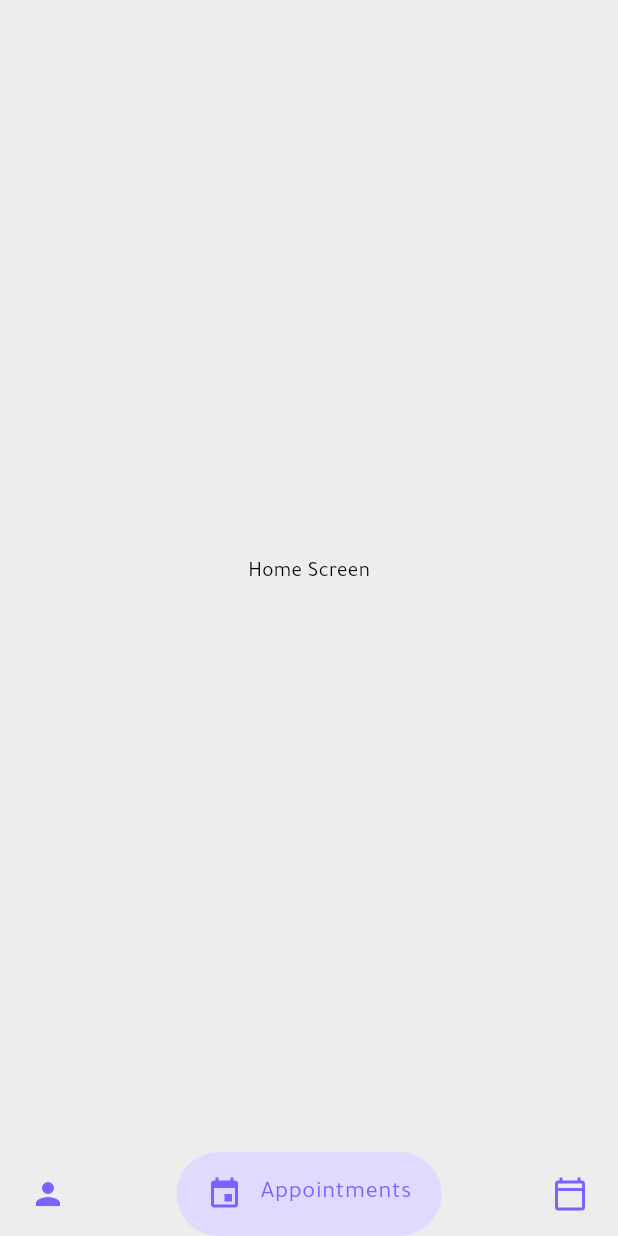
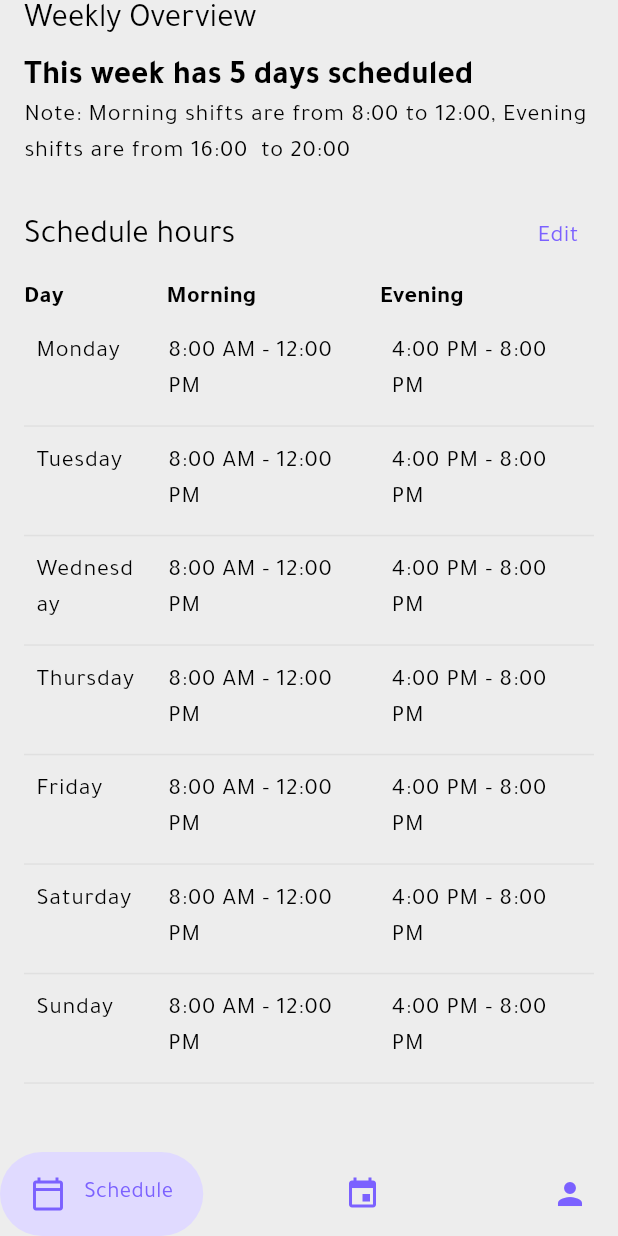
Before and after one commit to abdelrahman3003/tabibak-for-clinic, a Flutter app: the LayoutScreen screen opened by its route, on a phone screen of 412 x 824 dp. Run offline on Flutter 3.47's test engine with Material 3 defaults, Android fonts, the phone set to English and light mode, and no system bars; drawn by our look-alikes of google_nav_bar; our stand-ins replace bloc, dartz, dio, equatable, flutter_bloc, flutter_dotenv and 13 more; accounts and stored records are empty.

Commit message:
create schedule hours for clinic only design

```diff
--- a/lib/core/constatnt/app_string.dart
+++ b/lib/core/constatnt/app_string.dart
@@ -70,4 +70,16 @@ class AppString {
   static const String takePhoto = "Take photo";
   static const String gallery = "Gallery";
   static const String camera = "Camera";
+
+  // schedule
+  static const String weeklyOverview = "Weekly Overview";
+  static String weeklyDays(int daysCount) =>
+      "This week has $daysCount days scheduled";
+  static String weeklyShiftHours(String startMorning, String endMorning,
+          String startEvening, String endEvening) =>
+      "Note: Morning shifts are from $startMorning to $endMorning, Evening shifts are from $startEvening to $endEvening";
+  static const scheduleHours = "Schedule hours";
+  static const day = "Day";
+  static const morning = "Morning";
+  static const evening = "Evening";
 }
--- /dev/null
+++ b/lib/feature/schedule/schedule_edit_screen.dart
@@ -0,0 +1,192 @@
+import 'package:flutter/material.dart';
+
+import '../../core/theme/app_colors.dart';
+
+class ScheduleEditScreen extends StatefulWidget {
+  const ScheduleEditScreen({super.key});
+
+  @override
+  State<ScheduleEditScreen> createState() => _ScheduleScreenState();
+}
+
+class Shift {
+  String name;
+  TimeOfDay start;
+  TimeOfDay end;
+  bool enabled;
+
+  Shift({
+    required this.name,
+    required this.start,
+    required this.end,
+    this.enabled = true,
+  });
+}
+
+class DaySchedule {
+  String day;
+  Shift morning;
+  Shift evening;
+  bool active;
+
+  DaySchedule({
+    required this.day,
+    required this.morning,
+    required this.evening,
+    this.active = true,
+  });
+}
+
+class _ScheduleScreenState extends State<ScheduleEditScreen> {
+  List<DaySchedule> weekSchedule = [];
+
+  @override
+  void initState() {
+    super.initState();
+
+    final days = [
+      "Monday",
+      "Tuesday",
+      "Wednesday",
+      "Thursday",
+      "Friday",
+      "Saturday",
+      "Sunday"
+    ];
+
+    weekSchedule = days
+        .map((day) => DaySchedule(
+              day: day,
+              morning: Shift(
+                  name: "Morning",
+                  start: TimeOfDay(hour: 8, minute: 0),
+                  end: TimeOfDay(hour: 12, minute: 0)),
+              evening: Shift(
+                  name: "Evening",
+                  start: TimeOfDay(hour: 16, minute: 0),
+                  end: TimeOfDay(hour: 20, minute: 0)),
+            ))
+        .toList();
+  }
+
+  Future<void> pickTime(Shift shift, bool isStart) async {
+    final picked = await showTimePicker(
+      context: context,
+      initialTime: isStart ? shift.start : shift.end,
+    );
+    if (picked != null) {
+      setState(() {
+        if (isStart)
+          shift.start = picked;
+        else
+          shift.end = picked;
+      });
+    }
+  }
+
+  Widget buildShiftWidget(Shift shift) {
+    return Padding(
+      padding: const EdgeInsets.symmetric(vertical: 4),
+      child: GestureDetector(
+        onTap: () async {
+          if (!shift.enabled) return;
+          await pickTime(shift, true);
+        },
+        onLongPress: () async {
+          if (!shift.enabled) return;
+          await pickTime(shift, false);
+        },
+        child: Container(
+          decoration: BoxDecoration(
+            color: shift.enabled
+                ? AppColors.primary.withOpacity(0.15)
+                : Colors.grey.withOpacity(0.2),
+            borderRadius: BorderRadius.circular(8),
+          ),
+          padding: const EdgeInsets.symmetric(horizontal: 12, vertical: 8),
+          child: Row(
+            mainAxisAlignment: MainAxisAlignment.spaceBetween,
+            children: [
+              Text(shift.name,
+                  style: TextStyle(
+                      fontWeight: FontWeight.w600,
+                      color: shift.enabled ? AppColors.primary : Colors.grey)),
+              Row(
+                children: [
+                  Text(
+                      "${shift.start.format(context)} - ${shift.end.format(context)}",
+                      style: TextStyle(
+                          color:
+                              shift.enabled ? AppColors.primary : Colors.grey)),
+                  const SizedBox(width: 12),
+                  Switch(
+                    value: shift.enabled,
+                    onChanged: (val) {
+                      setState(() {
+                        shift.enabled = val;
+                      });
+                    },
+                    activeColor: AppColors.primary,
+                  ),
+                ],
+              ),
+            ],
+          ),
+        ),
+      ),
+    );
+  }
+
+  @override
+  Widget build(BuildContext context) {
+    return Scaffold(
+      body: ListView.builder(
+        padding: const EdgeInsets.all(16),
+        itemCount: weekSchedule.length,
+        itemBuilder: (context, index) {
+          final daySchedule = weekSchedule[index];
+          return Card(
+            margin: const EdgeInsets.symmetric(vertical: 8),
+            shape:
+                RoundedRectangleBorder(borderRadius: BorderRadius.circular(12)),
+            elevation: 3,
+            child: Padding(
+              padding: const EdgeInsets.all(12.0),
+              child: Column(
+                crossAxisAlignment: CrossAxisAlignment.start,
+                children: [
+                  // اسم اليوم مع مفتاح التفعيل
+                  Row(
+                    mainAxisAlignment: MainAxisAlignment.spaceBetween,
+                    children: [
+                      Text(daySchedule.day,
+                          style: const TextStyle(
+                              fontSize: 18, fontWeight: FontWeight.bold)),
+                      Switch(
+                        value: daySchedule.active,
+                        onChanged: (val) {
+                          setState(() {
+                            daySchedule.active = val;
+                            daySchedule.morning.enabled = val;
+                            daySchedule.evening.enabled = val;
+                          });
+                        },
+                        activeColor: AppColors.primary,
+                      )
+                    ],
+                  ),
+                  const SizedBox(height: 8),
+                  // هنا نعرض الـ Shifts فقط إذا كان اليوم مفعل
+                  if (daySchedule.active) ...[
+                    buildShiftWidget(daySchedule.morning),
+                    buildShiftWidget(daySchedule.evening),
+                  ]
+                ],
+              ),
+            ),
+          );
+        },
+      ),
+    );
+  }
+}
--- /dev/null
+++ b/lib/feature/schedule/schedule_screen.dart
@@ -0,0 +1,143 @@
+import 'package:flutter/material.dart';
+import 'package:flutter_screenutil/flutter_screenutil.dart';
+import 'package:tabibak_for_clinic/core/constatnt/app_string.dart';
+import 'package:tabibak_for_clinic/core/extenstion/spacing.dart';
+import 'package:tabibak_for_clinic/core/theme/app_colors.dart';
+import 'package:tabibak_for_clinic/feature/schedule/widget/schedule_screen/schedule_hours_list/schedule_hours_list.dart';
+import 'package:tabibak_for_clinic/feature/schedule/widget/schedule_screen/title_text.dart';
+
+import 'schedule_edit_screen.dart';
+
+class ScheduleScreen extends StatelessWidget {
+  const ScheduleScreen({super.key});
+
+  @override
+  Widget build(BuildContext context) {
+    return Scaffold(
+      body: Padding(
+        padding: const EdgeInsets.symmetric(horizontal: 16),
+        child: Column(
+          crossAxisAlignment: CrossAxisAlignment.start,
+          children: [
+            const TitleText(title: AppString.weeklyOverview),
+            10.hBox,
+            _buildSectionHeader(context),
+            20.hBox,
+            _buildHoursHeader(context),
+            5.hBox,
+            _buildScheduleHeader(context),
+            const Expanded(child: ScheduleHoursList()),
+          ],
+        ),
+      ),
+    );
+  }
+
+  Row _buildHoursHeader(BuildContext context) {
+    return Row(
+      children: [
+        const Expanded(child: TitleText(title: AppString.scheduleHours)),
+        IconButton(
+            onPressed: () {},
+            icon: Text(
+              "Edit",
+              style: Theme.of(context)
+                  .textTheme
+                  .titleMedium
+                  ?.copyWith(color: AppColors.primary),
+            ))
+      ],
+    );
+  }
+
+  Widget buildRow(BuildContext context, DaySchedule day) {
+    return Container(
+      padding: const EdgeInsets.symmetric(vertical: 12, horizontal: 8),
+      decoration: BoxDecoration(
+        border: Border(
+          bottom: BorderSide(color: Colors.grey.shade300, width: 1),
+        ),
+      ),
+      child: Row(
+        crossAxisAlignment: CrossAxisAlignment.start,
+        children: [
+          SizedBox(
+              width: 60.w,
+              child:
+                  Text(day.day, style: Theme.of(context).textTheme.bodyLarge)),
+          20.wBox,
+          Expanded(
+            child: Row(
+              mainAxisAlignment: MainAxisAlignment.start,
+              children: [
+                Expanded(
+                  child: Text(
+                      "${day.morning.start.format(context)} - ${day.morning.end.format(context)}",
+                      style: Theme.of(context).textTheme.bodyLarge),
+                ),
+                20.wBox,
+                Expanded(
+                  child: Text(
+                    "${day.evening.start.format(context)} - ${day.evening.end.format(context)}",
+                    style: Theme.of(context).textTheme.bodyLarge,
+                    overflow: TextOverflow.clip,
+                  ),
+                ),
+              ],
+            ),
+          ),
+        ],
+      ),
+    );
+  }
+
+  Widget _buildScheduleHeader(BuildContext context) {
+    return Row(
+      children: [
+        Expanded(
+          flex: 2,
+          child: Text(AppString.day,
+              style: Theme.of(context)
+                  .textTheme
+                  .titleMedium
+                  ?.copyWith(fontWeight: FontWeight.w600)),
+        ),
+        Expanded(
+          flex: 3,
+          child: Text(AppString.morning,
+              style: Theme.of(context)
+                  .textTheme
+                  .titleMedium
+                  ?.copyWith(fontWeight: FontWeight.w600)),
+        ),
+        Expanded(
+          flex: 3,
+          child: Text(AppString.evening,
+              style: Theme.of(context)
+                  .textTheme
+                  .titleMedium
+                  ?.copyWith(fontWeight: FontWeight.w600)),
+        ),
+      ],
+    );
+  }
+
+  Widget _buildSectionHeader(BuildContext context) {
+    return Column(
+      crossAxisAlignment: CrossAxisAlignment.start,
+      children: [
+        Text(
+          AppString.weeklyDays(5),
+          style: Theme.of(context)
+              .textTheme
+              .titleLarge
+              ?.copyWith(fontWeight: FontWeight.w600),
+        ),
+        Text(
+          AppString.weeklyShiftHours("8:00", "12:00", "16:00 ", "20:00"),
+          style: Theme.of(context).textTheme.bodyLarge,
+        ),
+      ],
+    );
+  }
+}
--- /dev/null
+++ b/lib/feature/schedule/widget/schedule_screen/schedule_hours_list/schedule_hours_item.dart
@@ -0,0 +1,52 @@
+import 'package:flutter/material.dart';
+import 'package:flutter_screenutil/flutter_screenutil.dart';
+import 'package:tabibak_for_clinic/core/extenstion/spacing.dart';
+
+import '../../../schedule_edit_screen.dart';
+
+class ScheduleHoursItem extends StatelessWidget {
+  const ScheduleHoursItem({super.key, required this.day});
+  final DaySchedule day;
+
+  @override
+  Widget build(BuildContext context) {
+    return Container(
+      padding: const EdgeInsets.symmetric(vertical: 12, horizontal: 8),
+      decoration: BoxDecoration(
+        border: Border(
+          bottom: BorderSide(color: Colors.grey.shade300, width: 1),
+        ),
+      ),
+      child: Row(
+        crossAxisAlignment: CrossAxisAlignment.start,
+        children: [
+          SizedBox(
+              width: 60.w,
+              child:
+                  Text(day.day, style: Theme.of(context).textTheme.bodyLarge)),
+          20.wBox,
+          Expanded(
+            child: Row(
+              mainAxisAlignment: MainAxisAlignment.start,
+              children: [
+                Expanded(
+                  child: Text(
+                      "${day.morning.start.format(context)} - ${day.morning.end.format(context)}",
+                      style: Theme.of(context).textTheme.bodyLarge),
+                ),
+                20.wBox,
+                Expanded(
+                  child: Text(
+                    "${day.evening.start.format(context)} - ${day.evening.end.format(context)}",
+                    style: Theme.of(context).textTheme.bodyLarge,
+                    overflow: TextOverflow.clip,
+                  ),
+                ),
+              ],
+            ),
+          ),
+        ],
+      ),
+    );
+  }
+}
--- /dev/null
+++ b/lib/feature/schedule/widget/schedule_screen/schedule_hours_list/schedule_hours_list.dart
@@ -0,0 +1,113 @@
+import 'package:flutter/material.dart';
+import 'package:tabibak_for_clinic/feature/schedule/widget/schedule_screen/schedule_hours_list/schedule_hours_item.dart';
+
+import '../../../schedule_edit_screen.dart';
+
+class ScheduleHoursList extends StatelessWidget {
+  const ScheduleHoursList({super.key});
+  // final List<DaySchedule> scheduleHoursItemList;
+  @override
+  Widget build(BuildContext context) {
+    final List<DaySchedule> scheduleHoursItemList = [
+      DaySchedule(
+        day: "Monday",
+        morning: Shift(
+          name: "Morning",
+          start: TimeOfDay(hour: 8, minute: 0),
+          end: TimeOfDay(hour: 12, minute: 0),
+        ),
+        evening: Shift(
+          name: "Evening",
+          start: TimeOfDay(hour: 16, minute: 0),
+          end: TimeOfDay(hour: 20, minute: 0),
+        ),
+      ),
+      DaySchedule(
+        day: "Tuesday",
+        morning: Shift(
+          name: "Morning",
+          start: TimeOfDay(hour: 8, minute: 0),
+          end: TimeOfDay(hour: 12, minute: 0),
+        ),
+        evening: Shift(
+          name: "Evening",
+          start: TimeOfDay(hour: 16, minute: 0),
+          end: TimeOfDay(hour: 20, minute: 0),
+        ),
+      ),
+      DaySchedule(
+        day: "Wednesday",
+        morning: Shift(
+          name: "Morning",
+          start: TimeOfDay(hour: 8, minute: 0),
+          end: TimeOfDay(hour: 12, minute: 0),
+        ),
+        evening: Shift(
+          name: "Evening",
+          start: TimeOfDay(hour: 16, minute: 0),
+          end: TimeOfDay(hour: 20, minute: 0),
+        ),
+      ),
+      DaySchedule(
+        day: "Thursday",
+        morning: Shift(
+          name: "Morning",
+          start: TimeOfDay(hour: 8, minute: 0),
+          end: TimeOfDay(hour: 12, minute: 0),
+        ),
+        evening: Shift(
+          name: "Evening",
+          start: TimeOfDay(hour: 16, minute: 0),
+          end: TimeOfDay(hour: 20, minute: 0),
+        ),
+      ),
+      DaySchedule(
+        day: "Friday",
+        morning: Shift(
+          name: "Morning",
+          start: TimeOfDay(hour: 8, minute: 0),
+          end: TimeOfDay(hour: 12, minute: 0),
+        ),
+        evening: Shift(
+          name: "Evening",
+          start: TimeOfDay(hour: 16, minute: 0),
+          end: TimeOfDay(hour: 20, minute: 0),
+        ),
+      ),
+      DaySchedule(
+        day: "Saturday",
+        morning: Shift(
+          name: "Morning",
+          start: TimeOfDay(hour: 8, minute: 0),
+          end: TimeOfDay(hour: 12, minute: 0),
+        ),
+        evening: Shift(
+          name: "Evening",
+          start: TimeOfDay(hour: 16, minute: 0),
+          end: TimeOfDay(hour: 20, minute: 0),
+        ),
+      ),
+      DaySchedule(
+        day: "Sunday",
+        morning: Shift(
+          name: "Morning",
+          start: TimeOfDay(hour: 8, minute: 0),
+          end: TimeOfDay(hour: 12, minute: 0),
+        ),
+        evening: Shift(
+          name: "Evening",
+          start: TimeOfDay(hour: 16, minute: 0),
+          end: TimeOfDay(hour: 20, minute: 0),
+        ),
+      ),
+    ];
+
+    return ListView.builder(
+      itemCount: scheduleHoursItemList.length,
+      itemBuilder: (context, index) {
+        final day = scheduleHoursItemList[index];
+        return ScheduleHoursItem(day: day);
+      },
+    );
+  }
+}
--- /dev/null
+++ b/lib/feature/schedule/widget/schedule_screen/title_text.dart
@@ -0,0 +1,10 @@
+import 'package:flutter/material.dart';
+
+class TitleText extends StatelessWidget {
+  const TitleText({super.key, required this.title});
+  final String title;
+  @override
+  Widget build(BuildContext context) {
+    return Text(title, style: Theme.of(context).textTheme.titleLarge);
+  }
+}
--- a/lib/layout_screen.dart
+++ b/lib/layout_screen.dart
@@ -1,49 +1,78 @@
 import 'package:flutter/material.dart';
+import 'package:flutter_screenutil/flutter_screenutil.dart';
 import 'package:google_nav_bar/google_nav_bar.dart';
 
 import 'core/theme/app_colors.dart';
+import 'feature/schedule/schedule_screen.dart';
 
-class LayoutScreen extends StatelessWidget {
+class LayoutScreen extends StatefulWidget {
   const LayoutScreen({super.key});
 
   @override
+  State<LayoutScreen> createState() => _LayoutScreenState();
+}
+
+class _LayoutScreenState extends State<LayoutScreen> {
+  int _selectedIndex = 0;
+
+  late final List<Widget> _screens;
+  late final List<GButton> _tabs;
+
+  @override
+  void initState() {
+    super.initState();
+
+    _screens = [
+      ScheduleScreen(),
+      const Center(child: Text("Appointments Screen")),
+      const Center(child: Text("Profile Screen")),
+    ];
+
+    _tabs = [
+      GButton(
+        icon: Icons.calendar_today_outlined,
+        text: "Schedule",
+        textStyle: _tabTextStyle(),
+      ),
+      GButton(
+        icon: Icons.event,
+        text: "Appointments",
+        textStyle: _tabTextStyle(),
+      ),
+      GButton(
+        icon: Icons.person,
+        text: "Profile",
+        textStyle: _tabTextStyle(),
+      ),
+    ];
+  }
+
+  TextStyle _tabTextStyle() {
+    return TextStyle(
+        fontWeight: FontWeight.w500, color: AppColors.primary, fontSize: 15.sp);
+  }
+
+  @override
   Widget build(BuildContext context) {
-    final textStyle = Theme.of(context)
-        .textTheme
-        .bodyLarge
-        ?.copyWith(fontWeight: FontWeight.w500, color: AppColors.primary);
     return Scaffold(
       body: SafeArea(
         child: Column(
           children: [
-            const Expanded(
-              child: Center(child: Text("Home Screen")),
-            ),
+            Expanded(child: _screens[_selectedIndex]),
             GNav(
               gap: 12,
               activeColor: AppColors.primary,
               color: AppColors.primary,
               tabBackgroundColor: AppColors.second,
-              selectedIndex: 1,
-              onTabChange: (index) {},
+              selectedIndex: _selectedIndex,
+              onTabChange: (index) {
+                setState(() {
+                  _selectedIndex = index;
+                });
+              },
               padding: const EdgeInsets.symmetric(horizontal: 20, vertical: 16),
               tabMargin: const EdgeInsets.only(top: 4),
-              tabs: [
-                GButton(
-                  icon: Icons.person,
-                  text: "Profile",
-                  textStyle: textStyle,
-                ),
-                GButton(
-                    icon: Icons.event,
-                    text: "Appointments",
-                    textStyle: textStyle),
-                GButton(
-                  icon: Icons.calendar_today_outlined,
-                  text: "Schedule",
-                  textStyle: textStyle,
-                ),
-              ],
+              tabs: _tabs,
             ),
           ],
         ),
```
